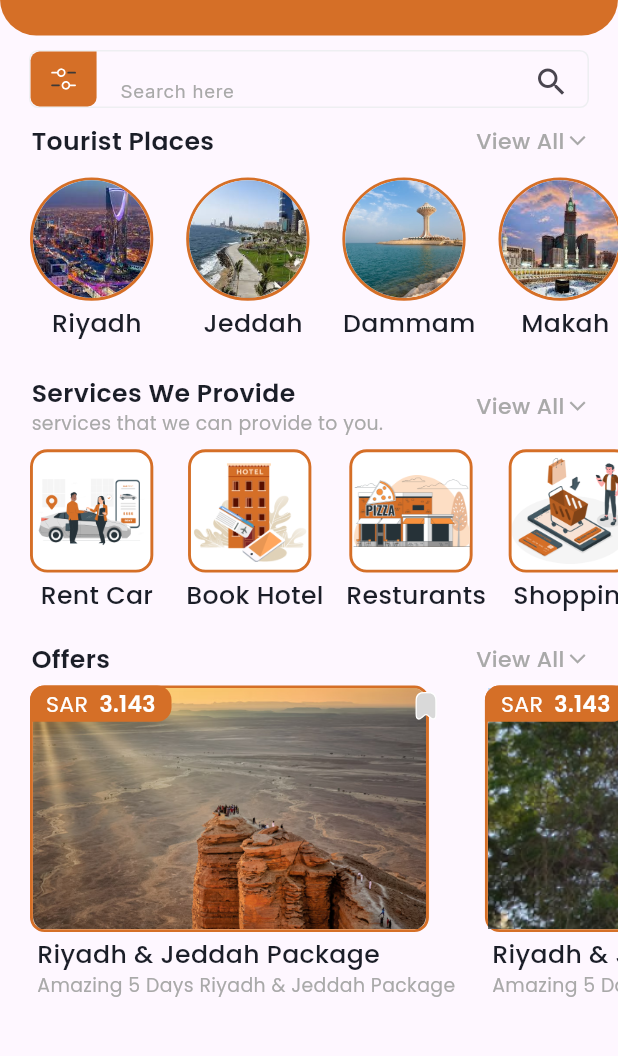
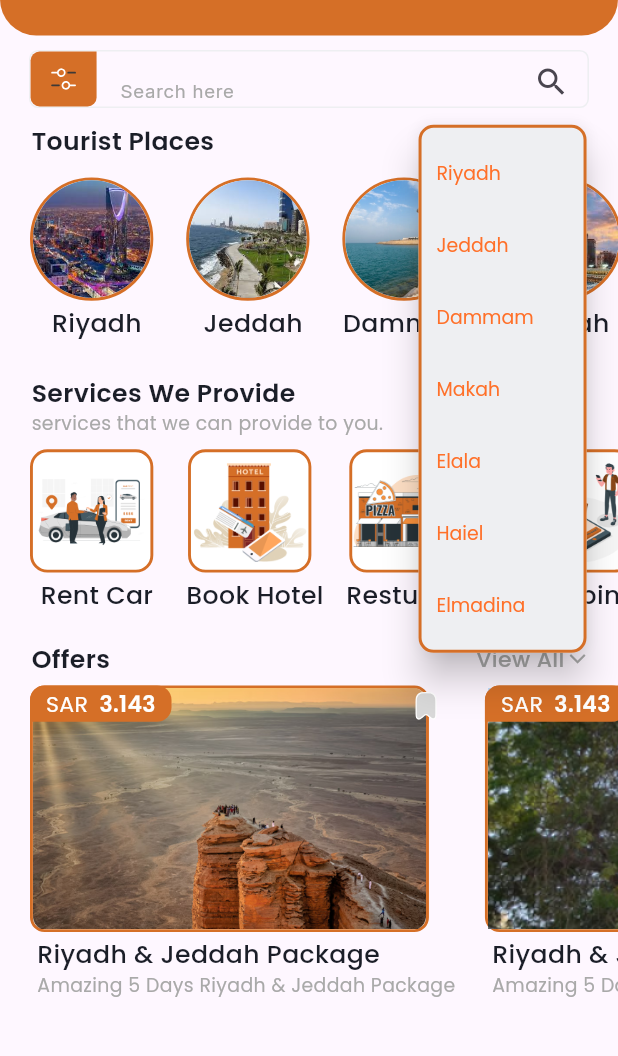
Before and after one commit to wael-saif23/travel_app, a Flutter app: the HomeViewBody widget shown alone on an empty page, opened directly, after a tap on "View All", on a phone screen of 412 x 824 dp, the part 127-1183 px from its top. Run offline on Flutter 3.47's test engine with Material 3 defaults, Android fonts, the phone set to English and light mode, and no system bars; our stand-ins replace bloc, cached_network_image, dio, firebase_messaging, flutter_bloc, flutter_cache_manager and 12 more; missing offline and left inert: dio_http_formatter; accounts and stored records are empty; project files that could hold a hidden picture were left out.

Commit message:
** add popup menu button in home view category **
- * create view all popup menu button widget
- handling other widget to connect with popup menu widget

```diff
--- a/lib/features/bottom_nav/pages/home/views/home_view.dart
+++ b/lib/features/bottom_nav/pages/home/views/home_view.dart
@@ -10,7 +10,8 @@ class HomeView extends StatelessWidget {
   Widget build(BuildContext context) {
     return ScaffoldPattern(
       appBarBackgroundColor: KAppColors.primaryColor,
-      child: HomeViewBody(
+      child:
+      HomeViewBody(
 
       ),
     );
--- a/lib/widgets/buttom_nav/home_page/home_view_body.dart
+++ b/lib/widgets/buttom_nav/home_page/home_view_body.dart
@@ -55,7 +55,7 @@ class HomeViewBody extends StatelessWidget {
             padding: EdgeInsets.symmetric(horizontal: 20.w),
             child: CustomHeadCategoryWidget(
               headName: 'Tourist Places',
-              onTap: () {},
+              categoryList: touristPlaces,
             ),
           ),
           13.sH,
@@ -65,7 +65,6 @@ class HomeViewBody extends StatelessWidget {
             ),
             child: SizedBox(
               height: 116.h,
-              child: Expanded(
               child: CustomCategoryListBodyWidget(
                 isImageCircle: true,
                 categoryList: touristPlaces,
@@ -73,12 +72,11 @@ class HomeViewBody extends StatelessWidget {
               ),
             ),
           ),
-          ),
           20.sH,
           Padding(
             padding: EdgeInsets.symmetric(horizontal: 20.w),
             child: CustomHeadCategoryWidget(
-              onTap: () {},
+              categoryList: services,
               headName: context.translate("Services_We_Provide "),
               subtitle:
                   context.translate("services_that_we_can_provide_to_you"),
@@ -91,20 +89,22 @@ class HomeViewBody extends StatelessWidget {
             ),
             child: SizedBox(
               height: 116.h,
-              child: Expanded(
               child: CustomCategoryListBodyWidget(
                 isImageCircle: false,
                 categoryList: services,
+
                 borderRadius: 12,
                 imageFit: BoxFit.scaleDown,
-                ),
               ),
             ),
           ),
           16.sH,
           Padding(
             padding: EdgeInsets.symmetric(horizontal: 20.w),
-            child: CustomHeadCategoryWidget(headName: 'Offers'),
+            child: CustomHeadCategoryWidget(
+              headName: 'Offers',
+              categoryList: offers,
+            ),
           ),
           6.sH,
           Padding(
--- a/lib/widgets/customs/custom_head_category_widget.dart
+++ b/lib/widgets/customs/custom_head_category_widget.dart
@@ -1,10 +1,8 @@
-import 'dart:math';
-
 import 'package:flutter/material.dart';
-import 'package:flutter_screenutil/flutter_screenutil.dart';
-import 'package:travel_app/core/extension/sizedbox_extention.dart';
 import 'package:travel_app/core/utils/app_text_styles.dart';
+import 'package:travel_app/data/model/category_model.dart';
 import 'package:travel_app/res/colors.dart';
+import 'package:travel_app/widgets/customs/popup_menu_button_widget.dart';
 
 class CustomHeadCategoryWidget extends StatelessWidget {
   const CustomHeadCategoryWidget({
@@ -12,14 +10,16 @@ class CustomHeadCategoryWidget extends StatelessWidget {
     required this.headName,
     this.onTap,
     this.subtitle,
+    this.categoryList,
   });
   final String headName;
   final String? subtitle;
   final VoidCallback? onTap;
+  final List<CategoryModel>? categoryList;
   @override
   Widget build(BuildContext context) {
     return Row(
-      mainAxisAlignment: MainAxisAlignment.start,
+      mainAxisAlignment: MainAxisAlignment.spaceBetween,
       children: [
         Column(
           crossAxisAlignment: CrossAxisAlignment.start,
@@ -40,28 +40,13 @@ class CustomHeadCategoryWidget extends StatelessWidget {
                 : SizedBox(),
           ],
         ),
-        Spacer(),
-        InkWell(
-          onTap: onTap,
-          child: Row(
-            children: [
-              Text(
-                "View All",
-                style: KAppTextStyle.poppinsMedium14.copyWith(
-                  color: KAppColors.kGray,
-                ),
-              ),
-              2.sW,
-              Transform.rotate(
-                angle: -90 * pi / 180,
-                child: Icon(
-                  Icons.arrow_back_ios_new,
-                  size: 12.sp,
-                  color: KAppColors.kGray,
-                ),
-              ),
-            ],
-          ),
+        ViewAllPopupMenuButtonWidget(
+          categoryList: categoryList,
+          onItemSelected: (selectedItem) {
+            if (onTap != null) {
+              onTap!();
+            }
+          },
         )
       ],
     );
--- /dev/null
+++ b/lib/widgets/customs/popup_menu_button_widget.dart
@@ -0,0 +1,71 @@
+import 'dart:math';
+
+import 'package:flutter/material.dart';
+import 'package:flutter_screenutil/flutter_screenutil.dart';
+import 'package:travel_app/core/extension/sizedbox_extention.dart';
+import 'package:travel_app/core/utils/app_text_styles.dart';
+import 'package:travel_app/data/model/category_model.dart';
+import 'package:travel_app/res/colors.dart';
+
+class ViewAllPopupMenuButtonWidget extends StatelessWidget {
+  const ViewAllPopupMenuButtonWidget({
+    super.key,
+    this.categoryList,
+    this.onItemSelected,
+  });
+
+  final List<CategoryModel>? categoryList; // قائمة العناصر
+  final void Function(String)? onItemSelected; // عند اختيار عنصر
+
+  @override
+  Widget build(BuildContext context) {
+    return PopupMenuButton<String>(
+      color: KAppColors.kBorderLighterGray,
+      shadowColor: Colors.black,
+      elevation: 10,
+      splashRadius: 10,
+      shape: RoundedRectangleBorder(
+          borderRadius: BorderRadius.all(
+            Radius.circular(10),
+          ),
+          side: BorderSide(color: KAppColors.primaryColor, width: 2)),
+      onSelected: (selectedItem) {
+        if (onItemSelected != null) {
+          onItemSelected!(selectedItem);
+        }
+      },
+      itemBuilder: (context) =>
+          categoryList
+              ?.map(
+                (item) => PopupMenuItem<String>(
+                  labelTextStyle: WidgetStateProperty.all(KAppTextStyle
+                      .poppinsRegular12
+                      .copyWith(color: KAppColors.lightPrimaryColor)),
+                  value: item.title,
+                  child: Text(item.title!),
+                ),
+              )
+              .toList() ??
+          [],
+      child: Row(
+        children: [
+          Text(
+            "View All",
+            style: KAppTextStyle.poppinsMedium14.copyWith(
+              color: KAppColors.kGray,
+            ),
+          ),
+          2.sW,
+          Transform.rotate(
+            angle: -90 * pi / 180,
+            child: Icon(
+              Icons.arrow_back_ios_new,
+              size: 12.sp,
+              color: KAppColors.kGray,
+            ),
+          ),
+        ],
+      ),
+    );
+  }
+}
```
Also changed, not shown: lib/main.dart (+10 -1 lines). Lines whose indentation alone changed are shown as unchanged.
